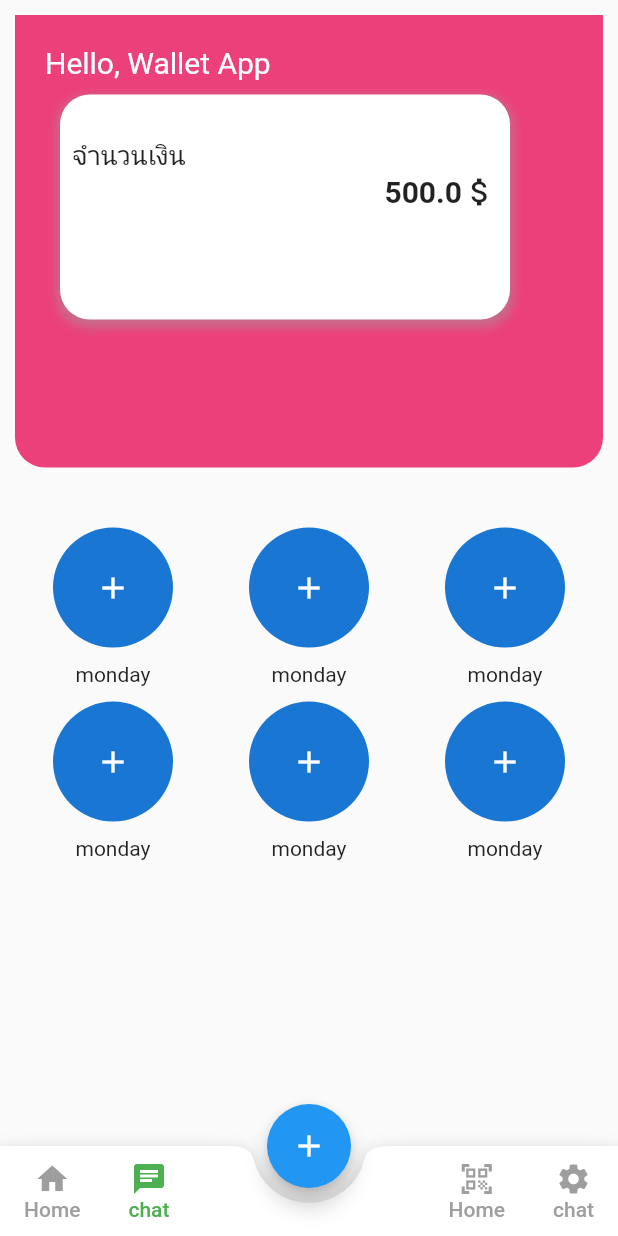
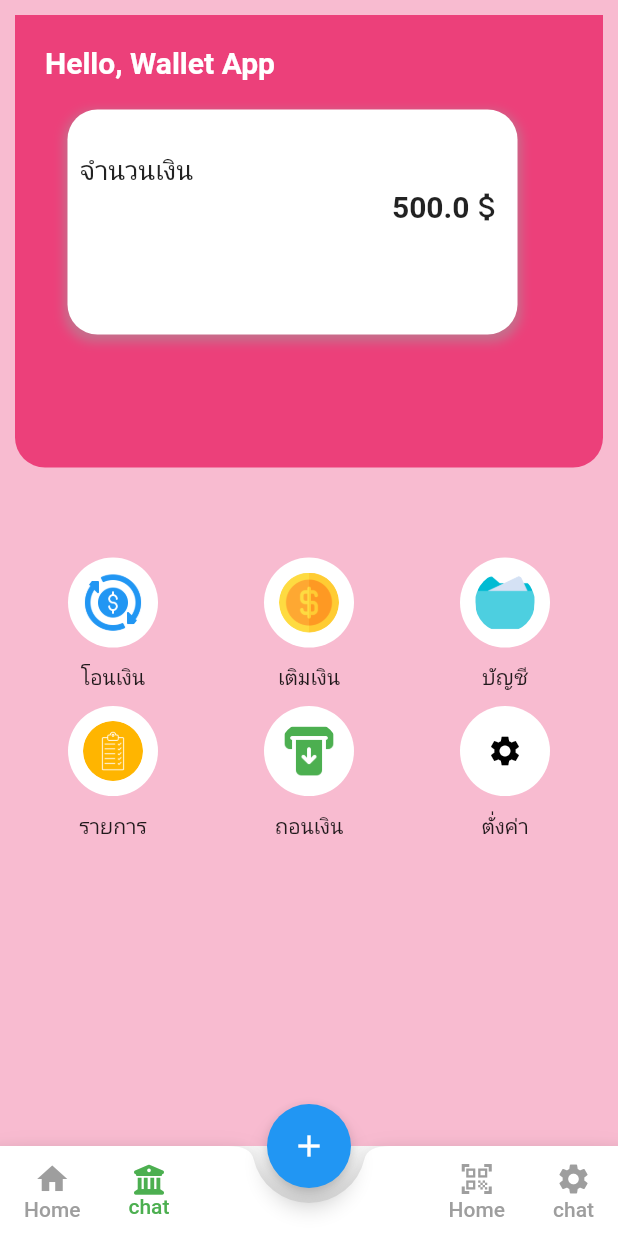
Before and after one commit to khoffan/flutter_make_UI_App, a Flutter app: the screen it shows after launch, item 2 of the bottom bar chosen, on a phone screen of 412 x 824 dp. Run offline on Flutter 3.47's test engine with Material 2 defaults, Android fonts, the phone set to English and light mode, and no system bars; our stand-ins replace cloud_firestore, firebase_auth, firebase_core, firebase_storage, flutter_chat_ui, fluttertoast and 6 more; missing offline and left inert: bcrypt, dart:ffi, flutter_launcher_icons, qrscan; accounts and stored records are empty.

Commit message:
update wallet 0.0.1

```diff
--- a/client_app/lib/UI/btnavigate.dart
+++ b/client_app/lib/UI/btnavigate.dart
@@ -2,6 +2,7 @@
 import 'package:client_app/screen/homeResponder.dart';
 import 'package:client_app/screen/wallet_screen.dart';
 import 'package:flutter/material.dart';
+import 'package:font_awesome_flutter/font_awesome_flutter.dart';
 
 import '../screen/home.dart';
 import '../screen/qrCodeScanner.dart';
@@ -109,7 +110,8 @@ class _BottomNavigationBarScreenState extends State<BottomNavigationBarScreen> {
                       child: Column(
                           mainAxisAlignment: MainAxisAlignment.center,
                           children: [
-                            Icon(Icons.chat,
+                            FaIcon(FontAwesomeIcons.bank,
+                                size: 20,
                                 color: _selectedIndex == 1
                                     ? Colors.green
                                     : Colors.grey),
--- a/client_app/lib/screen/wallet_screen.dart
+++ b/client_app/lib/screen/wallet_screen.dart
@@ -1,6 +1,7 @@
 import 'dart:ffi';
 
 import 'package:flutter/material.dart';
+import 'package:flutter_chat_ui/flutter_chat_ui.dart';
 
 class WalletPage extends StatefulWidget {
   const WalletPage({super.key});
@@ -15,7 +16,9 @@ class _WalletPageState extends State<WalletPage> {
   @override
   Widget build(BuildContext context) {
     return Scaffold(
+      backgroundColor: Colors.pink[100],
       body: SafeArea(
+
         child: Container(
           alignment: Alignment.center,
           padding: const EdgeInsets.all(10),
@@ -40,13 +43,16 @@ class _WalletPageState extends State<WalletPage> {
                       ),
                       Text(
                         "Hello, Wallet App",
-                        style: TextStyle(fontSize: 20, color: Colors.white),
+                        style: TextStyle(
+                            fontSize: 20,
+                            color: Colors.white,
+                            fontWeight: FontWeight.bold),
                       ),
                       SizedBox(
-                        height: 10,
+                        height: 20,
                       ),
                       Padding(
-                        padding: const EdgeInsets.only(left: 10),
+                        padding: const EdgeInsets.only(left: 15),
                         child: Container(
                           width: 300,
                           height: 150,
@@ -103,24 +109,29 @@ class _WalletPageState extends State<WalletPage> {
               Expanded(
                 flex: 4,
                 child: Container(
+
                   child: Column(
+
                     crossAxisAlignment: CrossAxisAlignment.center,
                     children: [
+                      SizedBox(height: 20,),
                       Row(
                         mainAxisAlignment: MainAxisAlignment.spaceAround,
                         children: [
-                          _buildComponent('monday'),
-                          _buildComponent('monday'),
-                          _buildComponent('monday'),
+                          _buildComponent('โอนเงิน'),
+                          _buildComponent('เติมเงิน'),
+                          _buildComponent('บัญชี'),
                         ],
                       ),
-                      SizedBox(height: 10,),
+                      SizedBox(
+                        height: 10,
+                      ),
                       Row(
                         mainAxisAlignment: MainAxisAlignment.spaceAround,
                         children: [
-                          _buildComponent('monday'),
-                          _buildComponent('monday'),
-                          _buildComponent('monday'),
+                          _buildComponent('รายการ'),
+                          _buildComponent('ถอนเงิน'),
+                          _buildComponent('ตั่งค่า'),
                         ],
                       ),
                     ],
@@ -136,21 +147,142 @@ class _WalletPageState extends State<WalletPage> {
 }
 
 Widget _buildComponent(String title) {
-  if (title == "monday") {
-    return Column(
-      children: [
-        Padding(padding: EdgeInsetsDirectional.only()),
-        // Monday
-        CircleAvatar(
-          radius: 40,
-          child: Icon(Icons.add),
+  if (title == "โอนเงิน") {
+    return Column(children: [
+      Padding(padding: EdgeInsetsDirectional.only()),
+      // Monday
+      CircleAvatar(
+        radius: 30,
+        backgroundColor: Colors.white,
+        child: ClipOval(
+            child: Image.asset(
+              'assets/transfer.png',
+              width: 40, // Customize the width of the image
+              height: 40, // Customize the height of the image
+              fit: BoxFit.cover,
+              color: Colors.blue,
+ // Adjust how the image fills the ClipOval
+            ),
+          ),
+      ),
+      SizedBox(
+        height: 10,
+      ),
+      Text(title)
+    ]);
+  }
+  if (title == "เติมเงิน") {
+    return Column(children: [
+      Padding(padding: EdgeInsetsDirectional.only()),
+      // Monday
+      CircleAvatar(
+        radius: 30,
+        backgroundColor: Colors.white,
+        child: ClipOval(
+            child: Image.asset(
+              'assets/dollar.png',
+              width: 40, // Customize the width of the image
+              height: 40, // Customize the height of the image
+              fit: BoxFit.cover,
+// Adjust how the image fills the ClipOval
+            ),
+          ),
+      ),
+      SizedBox(
+        height: 10,
+      ),
+      Text(title)
+    ]);
+  }
+  if (title == "บัญชี") {
+    return Column(children: [
+      Padding(padding: EdgeInsetsDirectional.only()),
+      // Monday
+      CircleAvatar(
+        radius: 30,
+        backgroundColor: Colors.white,
+        child: ClipOval(
+            child: Image.asset(
+              'assets/folder.png',
+              width: 40, // Customize the width of the image
+              height: 40, // Customize the height of the image
+              fit: BoxFit.cover, // Adjust how the image fills the ClipOval
+            ),
+          ),
+      ),
+      SizedBox(
+        height: 10,
+      ),
+      Text(title)
+    ]);
+  }
+  if (title == "รายการ") {
+    return Column(children: [
+      Padding(padding: EdgeInsetsDirectional.only()),
+      // Monday
+      CircleAvatar(
+        radius: 30,
+        backgroundColor: Colors.white,
+        child: ClipOval(
+            child: Image.asset(
+              'assets/check-list.png',
+              width: 40, // Customize the width of the image
+              height: 40, // Customize the height of the image
+              // fit: BoxFit.cover,
+// Adjust how the image fills the ClipOval
+            ),
+          ),
+      ),
+      SizedBox(
+        height: 10,
+      ),
+      Text(title)
+    ]);
+  }
+  if (title == "ถอนเงิน") {
+    return Column(children: [
+      Padding(padding: EdgeInsetsDirectional.only()),
+      // Monday
+      Container(
+        child: CircleAvatar(
+          radius: 30,
+          backgroundColor: Colors.white,
+          child: ClipOval(
+            child: Image.asset(
+              'assets/withdrawal.png',
+              width: 40, // Customize the width of the image
+              height: 40, // Customize the height of the image
+              fit: BoxFit.cover,
+              color: Colors.green, // Adjust how the image fills the ClipOval
+            ),
+          ),
+          // child: Icon(Icons.add),
         ),
-        SizedBox(height: 10,),
-        Text(title)
-      ]
-    );
+      ),
+      SizedBox(
+        height: 10,
+      ),
+      Text(title)
+    ]);
   }
-  else{
+  if (title == "ตั่งค่า") {
+    return Column(children: [
+      Padding(padding: EdgeInsetsDirectional.only()),
+      // Monday
+      CircleAvatar(
+        radius: 30,
+        backgroundColor: Colors.white,
+        child: Icon(
+          Icons.settings,
+          color: Colors.black,
+        ),
+      ),
+      SizedBox(
+        height: 10,
+      ),
+      Text(title)
+    ]);
+  } else {
     return Container();
   }
 }
--- a/client_app/pubspec.yaml
+++ b/client_app/pubspec.yaml
@@ -53,6 +53,7 @@ dependencies:
   permission_handler: ^10.4.3
   url_launcher: ^6.1.12
   uuid: ^3.0.7
+  font_awesome_flutter: ^10.5.0
 
 flutter_icons:
   android: true
@@ -85,6 +86,7 @@ flutter:
   #   - images/a_dot_burr.jpeg
   #   - images/a_dot_ham.jpeg
   assets:
+    - assets/
     - assets/pa/
     - assets/userpersonal.png
   # An image asset can refer to one or more resolution-specific "variants", see
```
Also changed, not shown: client_app/assets/check-list.png (added), client_app/assets/dollar.png (added), client_app/assets/file.png (added), client_app/assets/folder.png (added), client_app/assets/transfer.png (added), client_app/assets/withdrawal.png (added), client_app/pubspec.lock.
